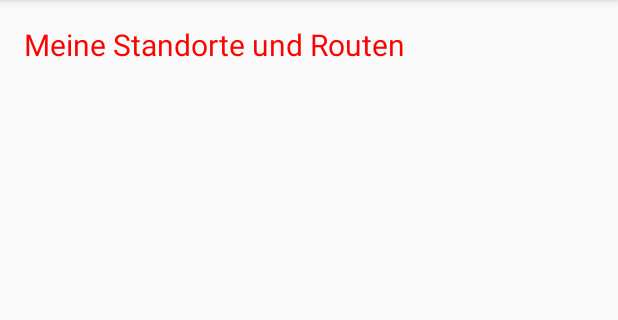
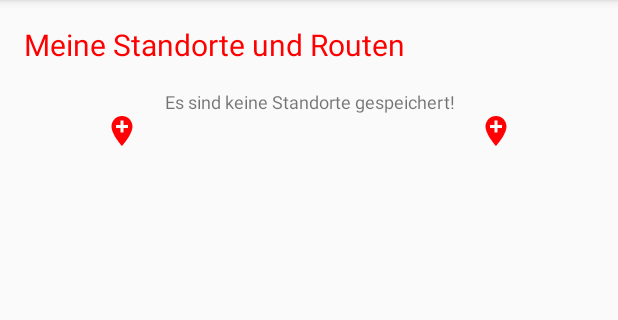
Before and after one commit to jgteske/GeoApp2020HMAndroid, an Android app: the fragment DataFragment shown on its own in the app's theme, on a phone screen of 412 x 824 dp, the part 84-404 px from its top. Run offline under Robolectric (Android 15) with nearby library versions, the phone set to English and light mode, and no system bars.

Commit message:
Abfangen, wenn keine Standorte vorhanden

```diff
--- a/GeoApp2020/app/src/main/java/com/example/geoapp2020/ui/data/DataFragment.java
+++ b/GeoApp2020/app/src/main/java/com/example/geoapp2020/ui/data/DataFragment.java
@@ -10,6 +10,7 @@ import android.os.Bundle;
 import android.view.LayoutInflater;
 import android.view.View;
 import android.view.ViewGroup;
+import android.widget.LinearLayout;
 import android.widget.ListView;
 
 import androidx.annotation.NonNull;
@@ -38,7 +39,13 @@ public class DataFragment extends Fragment {
         ListView listView = (ListView) root.findViewById(R.id.list_view_location);
         adapter = new DataListAdapter(getContext(), (ArrayList<Dataset>) locations);
 
-        listView.setAdapter(adapter);
+        if (locations.size() > 0) {
+            listView.setAdapter(adapter);
+        }else {
+            LinearLayout emptyListFiller = (LinearLayout) root.findViewById(R.id.no_location_list);
+            emptyListFiller.setVisibility(emptyListFiller.VISIBLE);
+        }
+
 
         return root;
     }
--- a/GeoApp2020/app/src/main/res/layout/fragment_data.xml
+++ b/GeoApp2020/app/src/main/res/layout/fragment_data.xml
@@ -33,6 +33,37 @@
         app:layout_constraintTop_toBottomOf="@id/title_area"
         app:layout_constraintBottom_toBottomOf="parent">
 
+        <LinearLayout
+            android:id="@+id/no_location_list"
+            android:layout_width="match_parent"
+            android:layout_height="wrap_content"
+            xmlns:android="http://schemas.android.com/apk/res/android"
+            android:gravity="center"
+            android:orientation="horizontal"
+            android:visibility="invisible">
+            <ImageView
+                android:layout_width="wrap_content"
+                android:layout_height="wrap_content"
+                android:src="@drawable/ic_added_location"
+                android:paddingTop="@dimen/general_padding"
+                android:paddingBottom="@dimen/general_padding"
+                android:paddingRight="@dimen/general_padding"/>
+            <TextView
+                android:id="@+id/text_no_list_items"
+                android:layout_width="wrap_content"
+                android:layout_height="match_parent"
+                android:textAlignment="center"
+                android:textSize="@dimen/text_size"
+                android:text="@string/dialog_no_list_items"/>
+            <ImageView
+                android:layout_width="wrap_content"
+                android:layout_height="wrap_content"
+                android:src="@drawable/ic_added_location"
+                android:paddingTop="@dimen/general_padding"
+                android:paddingBottom="@dimen/general_padding"
+                android:paddingLeft="@dimen/general_padding"/>
+        </LinearLayout>
+
         <ListView
             android:id="@+id/list_view_location"
             android:layout_width="match_parent"
--- a/GeoApp2020/app/src/main/res/values/strings.xml
+++ b/GeoApp2020/app/src/main/res/values/strings.xml
@@ -62,6 +62,7 @@
     <string name="dialog_no_writingpermission">Keine Rechte auf externen Speicher zu scheiben!</string>
     <string name="dialog_try_again">Bitte versuche es noch einmal!</string>
     <string name="zoom_on_me">Zoom auf aktuellen Standort!</string>
+    <string name="dialog_no_list_items">Es sind keine Standorte gespeichert!</string>
 
     <!-- MapView -->
     <string name="button_location_marker_map">Zeige meine Standorte auf der Karte</string>
```
